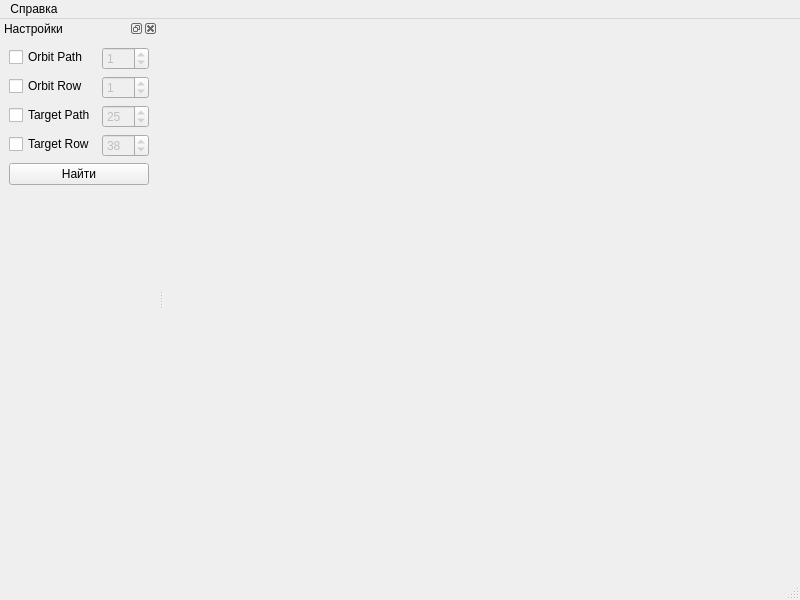
Before: the Qt Designer form src/geoPortal/ui/MainWindow.ui in AlexBobkov/hyexplorer, drawn with Qt 5.
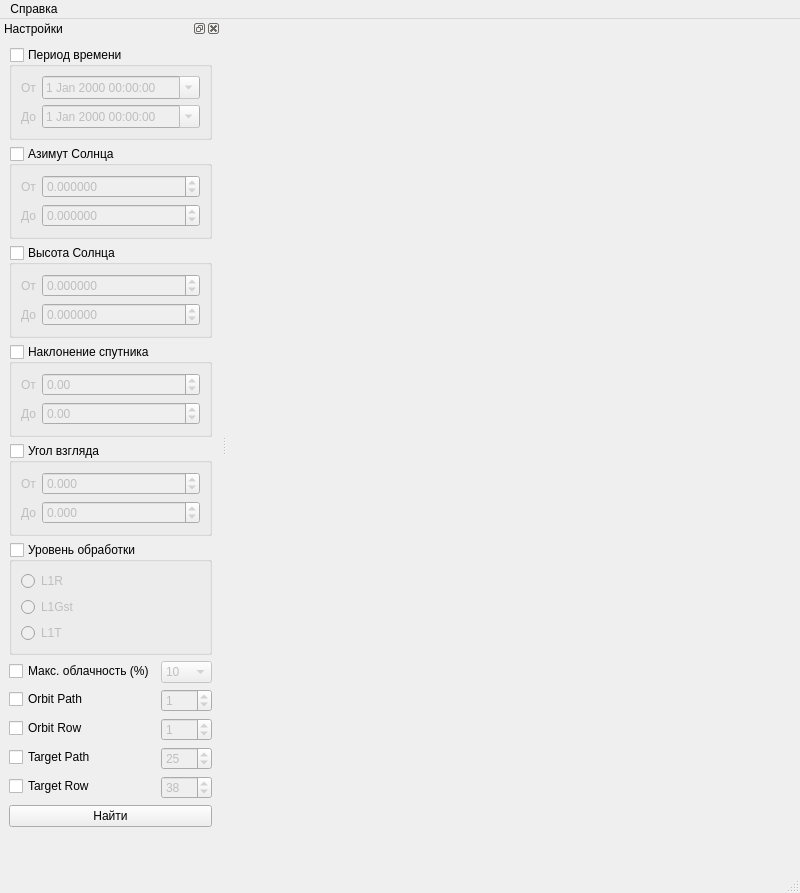
After: the same form once the commit is applied.

Commit message: Started adding new query parameters

Patch:
```diff
--- a/src/geoPortal/ui/MainWindow.ui
+++ b/src/geoPortal/ui/MainWindow.ui
@@ -7,7 +7,7 @@
     <x>0</x>
     <y>0</y>
     <width>800</width>
-    <height>600</height>
+    <height>893</height>
    </rect>
   </property>
   <property name="windowTitle">
@@ -41,17 +41,316 @@
     <number>1</number>
    </attribute>
    <widget class="QWidget" name="dockWidgetContents">
-    <layout class="QVBoxLayout" name="verticalLayout">
+    <layout class="QVBoxLayout" name="verticalLayout_2">
+     <item>
+      <widget class="QGroupBox" name="dateGroupBox">
+       <property name="title">
+        <string>Период времени</string>
+       </property>
+       <property name="checkable">
+        <bool>true</bool>
+       </property>
+       <property name="checked">
+        <bool>false</bool>
+       </property>
+       <layout class="QFormLayout" name="formLayout_2">
+        <item row="0" column="0">
+         <widget class="QLabel" name="label">
+          <property name="text">
+           <string>От</string>
+          </property>
+         </widget>
+        </item>
+        <item row="0" column="1">
+         <widget class="QDateTimeEdit" name="dateTimeEdit">
+          <property name="calendarPopup">
+           <bool>true</bool>
+          </property>
+         </widget>
+        </item>
+        <item row="1" column="0">
+         <widget class="QLabel" name="label_2">
+          <property name="text">
+           <string>До</string>
+          </property>
+         </widget>
+        </item>
+        <item row="1" column="1">
+         <widget class="QDateTimeEdit" name="dateTimeEdit_2">
+          <property name="calendarPopup">
+           <bool>true</bool>
+          </property>
+         </widget>
+        </item>
+       </layout>
+      </widget>
+     </item>
+     <item>
+      <widget class="QGroupBox" name="sunAzimuthGroupBox">
+       <property name="title">
+        <string>Азимут Солнца</string>
+       </property>
+       <property name="checkable">
+        <bool>true</bool>
+       </property>
+       <property name="checked">
+        <bool>false</bool>
+       </property>
+       <layout class="QFormLayout" name="formLayout_3">
+        <item row="0" column="0">
+         <widget class="QLabel" name="label_3">
+          <property name="text">
+           <string>От</string>
+          </property>
+         </widget>
+        </item>
+        <item row="0" column="1">
+         <widget class="QDoubleSpinBox" name="doubleSpinBox">
+          <property name="decimals">
+           <number>6</number>
+          </property>
+          <property name="minimum">
+           <double>-180.000000000000000</double>
+          </property>
+          <property name="maximum">
+           <double>180.000000000000000</double>
+          </property>
+         </widget>
+        </item>
+        <item row="1" column="0">
+         <widget class="QLabel" name="label_4">
+          <property name="text">
+           <string>До</string>
+          </property>
+         </widget>
+        </item>
+        <item row="1" column="1">
+         <widget class="QDoubleSpinBox" name="doubleSpinBox_2">
+          <property name="decimals">
+           <number>6</number>
+          </property>
+          <property name="minimum">
+           <double>-180.000000000000000</double>
+          </property>
+          <property name="maximum">
+           <double>180.000000000000000</double>
+          </property>
+         </widget>
+        </item>
+       </layout>
+      </widget>
+     </item>
+     <item>
+      <widget class="QGroupBox" name="sunElevationGroupBox">
+       <property name="title">
+        <string>Высота Солнца</string>
+       </property>
+       <property name="checkable">
+        <bool>true</bool>
+       </property>
+       <property name="checked">
+        <bool>false</bool>
+       </property>
+       <layout class="QFormLayout" name="formLayout_4">
+        <item row="0" column="0">
+         <widget class="QLabel" name="label_5">
+          <property name="text">
+           <string>От</string>
+          </property>
+         </widget>
+        </item>
+        <item row="0" column="1">
+         <widget class="QDoubleSpinBox" name="doubleSpinBox_3">
+          <property name="decimals">
+           <number>6</number>
+          </property>
+          <property name="minimum">
+           <double>-90.000000000000000</double>
+          </property>
+          <property name="maximum">
+           <double>90.000000000000000</double>
+          </property>
+         </widget>
+        </item>
+        <item row="1" column="0">
+         <widget class="QLabel" name="label_6">
+          <property name="text">
+           <string>До</string>
+          </property>
+         </widget>
+        </item>
+        <item row="1" column="1">
+         <widget class="QDoubleSpinBox" name="doubleSpinBox_4">
+          <property name="decimals">
+           <number>6</number>
+          </property>
+          <property name="minimum">
+           <double>-90.000000000000000</double>
+          </property>
+          <property name="maximum">
+           <double>90.000000000000000</double>
+          </property>
+         </widget>
+        </item>
+       </layout>
+      </widget>
+     </item>
+     <item>
+      <widget class="QGroupBox" name="inclinationGroupBox">
+       <property name="title">
+        <string>Наклонение спутника</string>
+       </property>
+       <property name="checkable">
+        <bool>true</bool>
+       </property>
+       <property name="checked">
+        <bool>false</bool>
+       </property>
+       <layout class="QFormLayout" name="formLayout_5">
+        <item row="0" column="0">
+         <widget class="QLabel" name="label_7">
+          <property name="text">
+           <string>От</string>
+          </property>
+         </widget>
+        </item>
+        <item row="0" column="1">
+         <widget class="QDoubleSpinBox" name="doubleSpinBox_5">
+          <property name="decimals">
+           <number>2</number>
+          </property>
+          <property name="minimum">
+           <double>-90.000000000000000</double>
+          </property>
+          <property name="maximum">
+           <double>90.000000000000000</double>
+          </property>
+         </widget>
+        </item>
+        <item row="1" column="0">
+         <widget class="QLabel" name="label_8">
+          <property name="text">
+           <string>До</string>
+          </property>
+         </widget>
+        </item>
+        <item row="1" column="1">
+         <widget class="QDoubleSpinBox" name="doubleSpinBox_6">
+          <property name="decimals">
+           <number>2</number>
+          </property>
+          <property name="minimum">
+           <double>-90.000000000000000</double>
+          </property>
+          <property name="maximum">
+           <double>90.000000000000000</double>
+          </property>
+         </widget>
+        </item>
+       </layout>
+      </widget>
+     </item>
+     <item>
+      <widget class="QGroupBox" name="lookAngleGroupBox">
+       <property name="title">
+        <string>Угол взгляда</string>
+       </property>
+       <property name="checkable">
+        <bool>true</bool>
+       </property>
+       <property name="checked">
+        <bool>false</bool>
+       </property>
+       <layout class="QFormLayout" name="formLayout_6">
+        <item row="0" column="0">
+         <widget class="QLabel" name="label_9">
+          <property name="text">
+           <string>От</string>
+          </property>
+         </widget>
+        </item>
+        <item row="0" column="1">
+         <widget class="QDoubleSpinBox" name="doubleSpinBox_7">
+          <property name="decimals">
+           <number>3</number>
+          </property>
+          <property name="minimum">
+           <double>-17.433000000000000</double>
+          </property>
+          <property name="maximum">
+           <double>17.433000000000000</double>
+          </property>
+         </widget>
+        </item>
+        <item row="1" column="0">
+         <widget class="QLabel" name="label_10">
+          <property name="text">
+           <string>До</string>
+          </property>
+         </widget>
+        </item>
+        <item row="1" column="1">
+         <widget class="QDoubleSpinBox" name="doubleSpinBox_8">
+          <property name="decimals">
+           <number>3</number>
+          </property>
+          <property name="minimum">
+           <double>-17.433000000000000</double>
+          </property>
+          <property name="maximum">
+           <double>17.433000000000000</double>
+          </property>
+         </widget>
+        </item>
+       </layout>
+      </widget>
+     </item>
+     <item>
+      <widget class="QGroupBox" name="processingLevelGroupBox">
+       <property name="title">
+        <string>Уровень обработки</string>
+       </property>
+       <property name="checkable">
+        <bool>true</bool>
+       </property>
+       <property name="checked">
+        <bool>false</bool>
+       </property>
+       <layout class="QVBoxLayout" name="verticalLayout">
+        <item>
+         <widget class="QRadioButton" name="l1RRadioButton">
+          <property name="text">
+           <string>L1R</string>
+          </property>
+         </widget>
+        </item>
+        <item>
+         <widget class="QRadioButton" name="l1GstRadioButton">
+          <property name="text">
+           <string>L1Gst</string>
+          </property>
+         </widget>
+        </item>
+        <item>
+         <widget class="QRadioButton" name="l1TRadioButton">
+          <property name="text">
+           <string>L1T</string>
+          </property>
+         </widget>
+        </item>
+       </layout>
+      </widget>
+     </item>
      <item>
       <layout class="QFormLayout" name="formLayout">
-       <item row="0" column="0">
+       <item row="1" column="0">
         <widget class="QCheckBox" name="orbitPathCheckBox">
          <property name="text">
           <string>Orbit Path</string>
          </property>
         </widget>
        </item>
-       <item row="0" column="1">
+       <item row="1" column="1">
         <widget class="QSpinBox" name="orbitPathSpinBox">
          <property name="enabled">
           <bool>false</bool>
@@ -64,14 +363,14 @@
          </property>
         </widget>
        </item>
-       <item row="1" column="0">
+       <item row="2" column="0">
         <widget class="QCheckBox" name="orbitRowCheckBox">
          <property name="text">
           <string>Orbit Row</string>
          </property>
         </widget>
        </item>
-       <item row="1" column="1">
+       <item row="2" column="1">
         <widget class="QSpinBox" name="orbitRowSpinBox">
          <property name="enabled">
           <bool>false</bool>
@@ -84,14 +383,14 @@
          </property>
         </widget>
        </item>
-       <item row="2" column="0">
+       <item row="3" column="0">
         <widget class="QCheckBox" name="targetPathCheckBox">
          <property name="text">
           <string>Target Path</string>
          </property>
         </widget>
        </item>
-       <item row="2" column="1">
+       <item row="3" column="1">
         <widget class="QSpinBox" name="targetPathSpinBox">
          <property name="enabled">
           <bool>false</bool>
@@ -107,14 +406,14 @@
          </property>
         </widget>
        </item>
-       <item row="3" column="0">
+       <item row="4" column="0">
         <widget class="QCheckBox" name="targetRowCheckBox">
          <property name="text">
           <string>Target Row</string>
          </property>
         </widget>
        </item>
-       <item row="3" column="1">
+       <item row="4" column="1">
         <widget class="QSpinBox" name="targetRowSpinBox">
          <property name="enabled">
           <bool>false</bool>
@@ -130,6 +429,70 @@
          </property>
         </widget>
        </item>
+       <item row="0" column="0">
+        <widget class="QCheckBox" name="cloudnessCheckBox">
+         <property name="text">
+          <string>Макс. облачность (%)</string>
+         </property>
+        </widget>
+       </item>
+       <item row="0" column="1">
+        <widget class="QComboBox" name="cloudnessComboBox">
+         <property name="enabled">
+          <bool>false</bool>
+         </property>
+         <item>
+          <property name="text">
+           <string>10</string>
+          </property>
+         </item>
+         <item>
+          <property name="text">
+           <string>20</string>
+          </property>
+         </item>
+         <item>
+          <property name="text">
+           <string>30</string>
+          </property>
+         </item>
+         <item>
+          <property name="text">
+           <string>40</string>
+          </property>
+         </item>
+         <item>
+          <property name="text">
+           <string>50</string>
+          </property>
+         </item>
+         <item>
+          <property name="text">
+           <string>60</string>
+          </property>
+         </item>
+         <item>
+          <property name="text">
+           <string>70</string>
+          </property>
+         </item>
+         <item>
+          <property name="text">
+           <string>80</string>
+          </property>
+         </item>
+         <item>
+          <property name="text">
+           <string>90</string>
+          </property>
+         </item>
+         <item>
+          <property name="text">
+           <string>100</string>
+          </property>
+         </item>
+        </widget>
+       </item>
       </layout>
      </item>
      <item>
```
Left out of the diff: 16 changed lines with no effect on the pictures. The commit also changes 1 other file.
